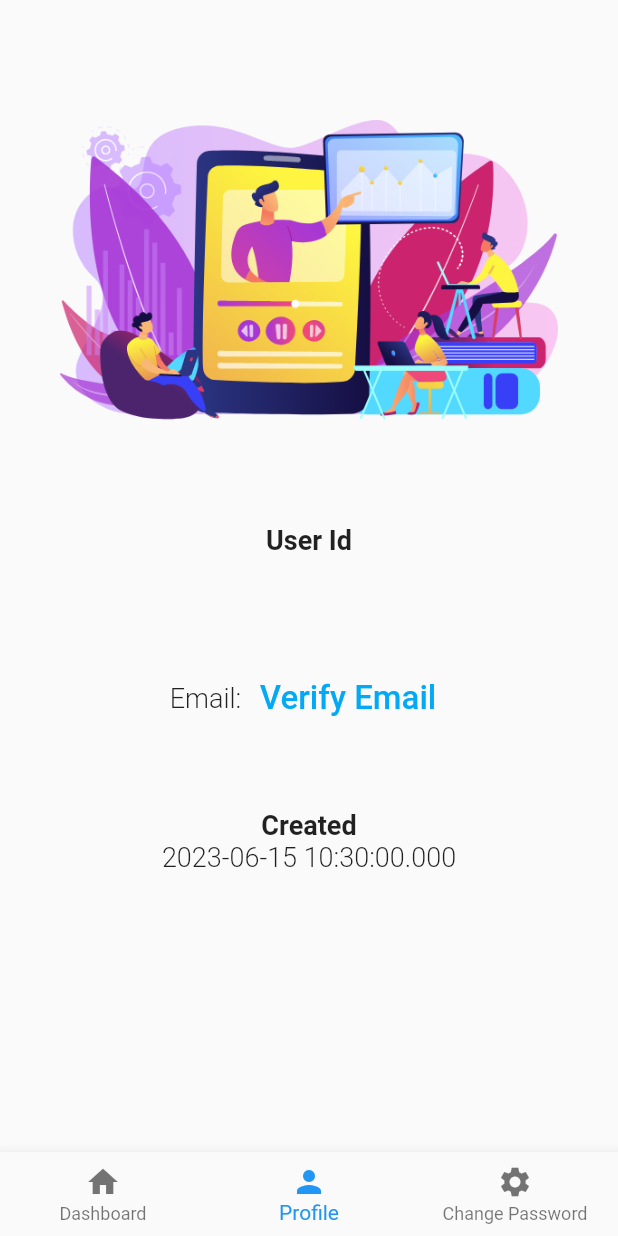
After one commit to kunkka0511/attendancee, a Flutter app: the UserMain screen opened directly, item 2 of the bottom bar chosen, after a tap on "Verify Email", on a phone screen of 412 x 824 dp. The commit adds this screen. Run offline on Flutter 3.47's test engine with Material 2 defaults, Android fonts, the phone set to English and light mode, and no system bars; our stand-ins replace firebase_auth, firebase_core; accounts and stored records are empty.

Commit message:
dash pro ++

```diff
--- a/lib/pages/forget_pass.dart
+++ b/lib/pages/forget_pass.dart
@@ -62,28 +62,30 @@ class _forgotPassState extends State<forgotPass> {
       body: Column(
         children: [
           const Padding(
-            padding: EdgeInsets.all(20.0),
+            padding: EdgeInsets.all(40.0),
             child: Image(
-              image: AssetImage('assets/images/signup.png'),
+              image: AssetImage('assets/images/forget.jpg'),
             ),
           ),
           Container(
-            margin: EdgeInsets.only(top: 20.0),
+            margin: EdgeInsets.only(top: 5.0),
             child: const Text(
               'Reset link will be send to your email ID!',
-              style: TextStyle(fontSize: 20.0),
+              style: TextStyle(fontSize: 15.0),
             ),
           ),
           Expanded(
               child: Form(
             key: _formKey,
             child: Padding(
-              padding:
-                  const EdgeInsets.symmetric(vertical: 10.0, horizontal: 30.0),
+              padding: const EdgeInsets.symmetric(
+                vertical: 10.0,
+                horizontal: 30.0,
+              ),
               child: ListView(
                 children: [
                   Container(
-                    margin: const EdgeInsets.symmetric(vertical: 10.0),
+                    margin: const EdgeInsets.symmetric(vertical: 5.0),
                     child: TextFormField(
                       autofocus: false,
                       decoration: const InputDecoration(
@@ -156,7 +158,7 @@ class _forgotPassState extends State<forgotPass> {
                                 ),
                                 (route) => false);
                           },
-                          child: Text('Signup'),
+                          child: const Text('Signup'),
                         )
                       ],
                     ),
--- a/lib/pages/user_main.dart
+++ b/lib/pages/user_main.dart
@@ -1,3 +1,6 @@
+import 'package:attendance/user/change_pass.dart';
+import 'package:attendance/user/dashboard.dart';
+import 'package:attendance/user/profile.dart';
 import 'package:flutter/material.dart';
 
 class UserMain extends StatefulWidget {
@@ -8,8 +11,41 @@ class UserMain extends StatefulWidget {
 }
 
 class _UserMainState extends State<UserMain> {
+  int _selectedIndex = 0;
+
+  static List<Widget> _widgetOptions = <Widget>[
+    Dashboard(),
+    Profile(),
+    ChangePass(),
+  ];
+  void _onItemTapped(int index) {
+    setState(() {
+      _selectedIndex = index;
+    });
+  }
+
   @override
   Widget build(BuildContext context) {
-    return Container();
+    return Scaffold(
+        body: _widgetOptions.elementAt(_selectedIndex),
+        bottomNavigationBar: BottomNavigationBar(
+          items: const <BottomNavigationBarItem>[
+            BottomNavigationBarItem(
+              icon: Icon(Icons.home),
+              label: 'Dashboard',
+            ),
+            BottomNavigationBarItem(
+              icon: Icon(Icons.person),
+              label: 'Profile',
+            ),
+            BottomNavigationBarItem(
+              icon: Icon(Icons.settings),
+              label: 'Change Password',
+            ),
+          ],
+          currentIndex: _selectedIndex,
+          selectedItemColor: Colors.blue,
+          onTap: _onItemTapped,
+        ));
   }
 }
--- /dev/null
+++ b/lib/user/change_pass.dart
@@ -0,0 +1,13 @@
+import 'package:flutter/cupertino.dart';
+
+class ChangePass extends StatefulWidget {
+  @override
+  State<ChangePass> createState() => _ChangePassState();
+}
+
+class _ChangePassState extends State<ChangePass> {
+  @override
+  Widget build(BuildContext context) {
+    return Container();
+  }
+}
--- /dev/null
+++ b/lib/user/dashboard.dart
@@ -0,0 +1,20 @@
+import 'package:flutter/material.dart';
+
+class Dashboard extends StatefulWidget {
+  @override
+  State<Dashboard> createState() => _DashboardState();
+}
+
+class _DashboardState extends State<Dashboard> {
+  @override
+  Widget build(BuildContext context) {
+    return Center(
+      child: Padding(
+        padding: EdgeInsets.all(20.0),
+        child: Image(
+          image: AssetImage('assets/images/dashboard.png'),
+        ),
+      ),
+    );
+  }
+}
--- /dev/null
+++ b/lib/user/profile.dart
@@ -0,0 +1,78 @@
+import 'package:flutter/cupertino.dart';
+import 'package:firebase_auth/firebase_auth.dart';
+import 'package:flutter/material.dart';
+
+class Profile extends StatefulWidget {
+  @override
+  State<Profile> createState() => _ProfileState();
+}
+
+class _ProfileState extends State<Profile> {
+  final uid = FirebaseAuth.instance.currentUser!.uid;
+  final email = FirebaseAuth.instance.currentUser!.email;
+  final creationTime = FirebaseAuth.instance.currentUser!.metadata.creationTime;
+  @override
+  Widget build(BuildContext context) {
+    return Container(
+      margin: const EdgeInsets.symmetric(horizontal: 20.0, vertical: 60.0),
+      child: Column(
+        children: [
+          const Padding(
+            padding: EdgeInsets.all(20.0),
+            child: Image(
+              image: AssetImage('assets/images/profile.png'),
+            ),
+          ),
+          SizedBox(height: 50.0),
+          Column(
+            children: [
+              Text(
+                'User Id',
+                style: TextStyle(fontSize: 18.0, fontWeight: FontWeight.bold),
+              ),
+              Text(
+                uid,
+                style: TextStyle(fontSize: 18.0, fontWeight: FontWeight.w300),
+              ),
+            ],
+          ),
+          SizedBox(height: 50.0),
+          Row(
+            mainAxisAlignment: MainAxisAlignment.center,
+            children: [
+              Text(
+                'Email: $email',
+                style: TextStyle(fontSize: 18.0, fontWeight: FontWeight.w300),
+              ),
+              TextButton(
+                onPressed: () {},
+                child: Text(
+                  'Verify Email',
+                  style: TextStyle(fontSize: 22.0, color: Colors.lightBlue),
+                ),
+              )
+            ],
+          ),
+          SizedBox(
+            height: 50.0,
+          ),
+          Column(
+            children: [
+              Text(
+                'Created',
+                style: TextStyle(fontSize: 18.0, fontWeight: FontWeight.bold),
+              ),
+              Text(
+                creationTime.toString(),
+                style: TextStyle(
+                  fontSize: 18.0,
+                  fontWeight: FontWeight.w300,
+                ),
+              )
+            ],
+          )
+        ],
+      ),
+    );
+  }
+}
```
